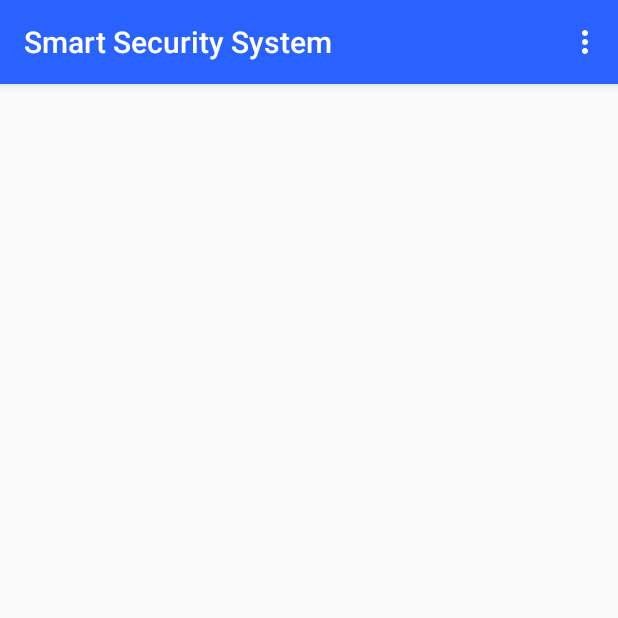
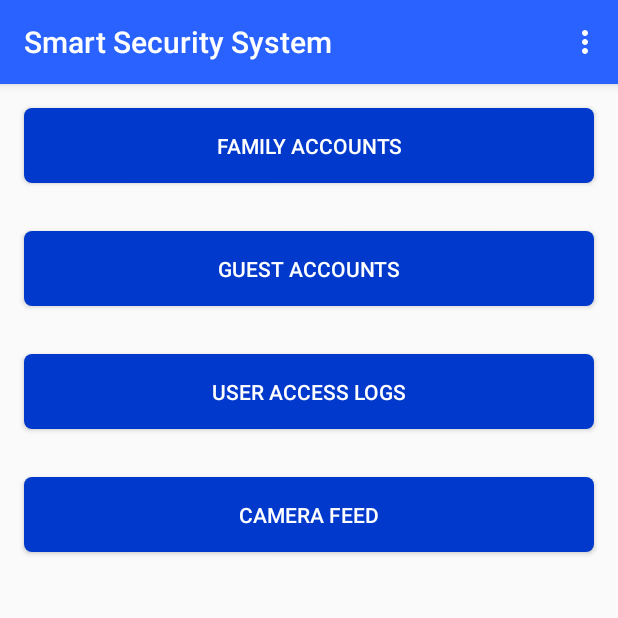
Before and after one commit to VictoriaWeaver/Senior-Project-App, an Android app: the MainActivity screen opened directly, with no data from a screen before it, on a phone screen of 412 x 824 dp, the top half of it. Run offline under Robolectric (Android 15) with nearby library versions, the phone set to English and light mode, and no system bars.

Commit message:
Add buttons to main screen after login

```diff
--- a/SmartSecuritySystem/app/src/main/java/vi/smartsecuritysystem/MainActivity.java
+++ b/SmartSecuritySystem/app/src/main/java/vi/smartsecuritysystem/MainActivity.java
@@ -13,10 +13,10 @@ import android.widget.ImageButton;
 
 public class MainActivity extends AppCompatActivity {
 
-    private ImageButton familyAccountsBtn;
-    private ImageButton guestAccountsBtn;
-    private ImageButton cameraFeedBtn;
-    private ImageButton userLogsBtn;
+    private Button familyAccountsBtn;
+    private Button guestAccountsBtn;
+    private Button cameraFeedBtn;
+    private Button userLogsBtn;
 
     @Override
     protected void onCreate(Bundle savedInstanceState) {
@@ -26,6 +26,38 @@ public class MainActivity extends AppCompatActivity {
         Toolbar myToolbar = (Toolbar) findViewById(R.id.my_toolbar);
         setSupportActionBar(myToolbar);
 
+        setupButtons();
+
+
+
+    }
+
+    private void setupButtons(){
+        familyAccountsBtn = (Button) findViewById(R.id.family_accounts_btn);
+        guestAccountsBtn = (Button) findViewById(R.id.guest_accounts_btn);
+        userLogsBtn = (Button) findViewById(R.id.user_logs_btn);
+        cameraFeedBtn = (Button) findViewById(R.id.camera_feed_btn);
+
+        familyAccountsBtn.setOnClickListener(new View.OnClickListener() {
+            public void onClick(View v) {
+                startActivity(new Intent(MainActivity.this, FamilyAccountsActivity.class));
+            }
+        });
+        guestAccountsBtn.setOnClickListener(new View.OnClickListener() {
+            public void onClick(View v) {
+                startActivity(new Intent(MainActivity.this, GuestAccountsActivity.class));
+            }
+        });
+        userLogsBtn.setOnClickListener(new View.OnClickListener() {
+            public void onClick(View v) {
+                startActivity(new Intent(MainActivity.this, UserLogsActivity.class));
+            }
+        });
+        cameraFeedBtn.setOnClickListener(new View.OnClickListener() {
+            public void onClick(View v) {
+                startActivity(new Intent(MainActivity.this, CameraFeedActivity.class));
+            }
+        });
     }
 
     @Override
@@ -55,4 +87,6 @@ public class MainActivity extends AppCompatActivity {
 
         return super.onCreateOptionsMenu(menu);
     }
+
+
 }
--- /dev/null
+++ b/SmartSecuritySystem/app/src/main/res/drawable/circle_btn.xml
@@ -0,0 +1,7 @@
+<?xml version="1.0" encoding="utf-8"?>
+<shape xmlns:android="http://schemas.android.com/apk/res/android"
+    android:shape="oval" android:padding="10dp">
+    <!-- you can use any color you want I used here gray color-->
+    <solid android:color="#FF4081"/>
+    <corners android:elevation="2dp"/>
+</shape>
--- /dev/null
+++ b/SmartSecuritySystem/app/src/main/res/drawable/rectangle_btn.xml
@@ -0,0 +1,7 @@
+<?xml version="1.0" encoding="utf-8"?>
+<shape xmlns:android="http://schemas.android.com/apk/res/android"
+    android:shape="rectangle" android:padding="10dp">
+
+    <solid android:color="@color/colorPrimaryDark"/>
+    <corners android:radius="5dp"/>
+</shape>
--- a/SmartSecuritySystem/app/src/main/res/layout/activity_main.xml
+++ b/SmartSecuritySystem/app/src/main/res/layout/activity_main.xml
@@ -18,4 +18,45 @@
         tools:layout_editor_absoluteX="8dp"
         tools:layout_editor_absoluteY="0dp" />
 
+    <LinearLayout
+        android:layout_width="match_parent"
+        android:layout_height="wrap_content"
+        android:orientation="vertical">
+
+        <Button
+            android:id="@+id/family_accounts_btn"
+            android:layout_width="match_parent"
+            android:layout_height="@dimen/main_btn_height"
+            android:layout_margin="@dimen/activity_horizontal_margin"
+            android:background="@drawable/rectangle_btn"
+            android:text="@string/family_accounts"
+            android:textColor="@android:color/white" />
+
+        <Button
+            android:id="@+id/guest_accounts_btn"
+            android:layout_width="match_parent"
+            android:layout_height="@dimen/main_btn_height"
+            android:layout_margin="@dimen/activity_horizontal_margin"
+            android:background="@drawable/rectangle_btn"
+            android:text="@string/guest_accounts"
+            android:textColor="@android:color/white" />
+
+        <Button
+            android:id="@+id/user_logs_btn"
+            android:layout_width="match_parent"
+            android:layout_height="@dimen/main_btn_height"
+            android:layout_margin="@dimen/activity_horizontal_margin"
+            android:background="@drawable/rectangle_btn"
+            android:text="@string/user_logs"
+            android:textColor="@android:color/white" />
+
+        <Button
+            android:id="@+id/camera_feed_btn"
+            android:layout_width="match_parent"
+            android:layout_height="@dimen/main_btn_height"
+            android:layout_margin="@dimen/activity_horizontal_margin"
+            android:background="@drawable/rectangle_btn"
+            android:text="@string/camera_feed"
+            android:textColor="@android:color/white" />
+    </LinearLayout>
 </LinearLayout>
--- a/SmartSecuritySystem/app/src/main/res/values/dimensions.xml
+++ b/SmartSecuritySystem/app/src/main/res/values/dimensions.xml
@@ -1,6 +1,6 @@
 <?xml version="1.0" encoding="utf-8"?>
 <resources>
     <!--Main Activity-->
-    <dimen name="main_btn_height">36dp</dimen>
+    <dimen name="main_btn_height">50dp</dimen>
     <dimen name="main_btn_width">150dp</dimen>
 </resources>
```
